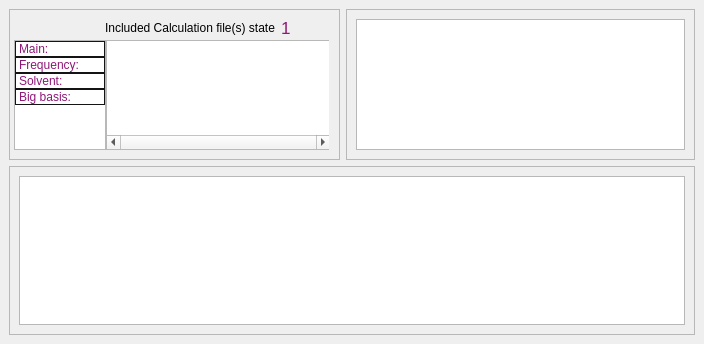
Above: src/main/python/UIs/AnalyseWindow.ui from isaksengeir/REACT before the change. Below: the same form after it.
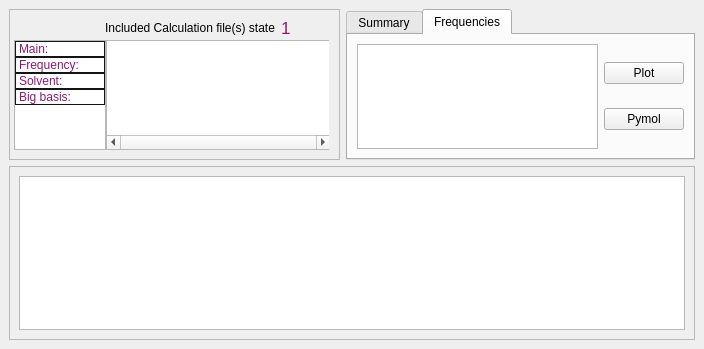
That is the form after the change. Icons and pictures are not drawn.

Commit message: AnalyseCalc.py - frequencies in list: check.

What changed in the file:
```diff
--- a/src/main/python/UIs/AnalyseWindow.ui
+++ b/src/main/python/UIs/AnalyseWindow.ui
@@ -7,7 +7,7 @@
     <x>0</x>
     <y>0</y>
     <width>704</width>
-    <height>344</height>
+    <height>349</height>
    </rect>
   </property>
   <property name="windowTitle">
@@ -23,33 +23,9 @@
    <layout class="QVBoxLayout" name="verticalLayout">
     <item>
      <layout class="QGridLayout" name="gridLayout_3">
-      <item row="0" column="1">
-       <widget class="QFrame" name="frame_3">
-        <property name="minimumSize">
-         <size>
-          <width>331</width>
-          <height>151</height>
-         </size>
-        </property>
-        <property name="maximumSize">
-         <size>
-          <width>16777215</width>
-          <height>151</height>
-         </size>
-        </property>
-        <property name="frameShape">
-         <enum>QFrame::StyledPanel</enum>
-        </property>
-        <property name="frameShadow">
-         <enum>QFrame::Raised</enum>
-        </property>
-        <layout class="QVBoxLayout" name="verticalLayout_2">
-         <item>
-          <widget class="QListWidget" name="list_absolute_val"/>
-         </item>
-        </layout>
-       </widget>
-      </item>
+      <property name="spacing">
+       <number>-1</number>
+      </property>
       <item row="0" column="0">
        <widget class="QFrame" name="frame">
         <property name="minimumSize">
@@ -366,6 +342,85 @@
         </widget>
        </widget>
       </item>
+      <item row="0" column="1">
+       <widget class="QTabWidget" name="tabWidget">
+        <property name="maximumSize">
+         <size>
+          <width>16777215</width>
+          <height>151</height>
+         </size>
+        </property>
+        <property name="currentIndex">
+         <number>1</number>
+        </property>
+        <widget class="QWidget" name="tab">
+         <attribute name="title">
+          <string>Summary</string>
+         </attribute>
+         <layout class="QVBoxLayout" name="verticalLayout_4">
+          <item>
+           <widget class="QPlainTextEdit" name="text_state_values">
+            <property name="minimumSize">
+             <size>
+              <width>0</width>
+              <height>110</height>
+             </size>
+            </property>
+            <property name="font">
+             <font>
+              <family>Arial</family>
+             </font>
+            </property>
+            <property name="readOnly">
+             <bool>true</bool>
+            </property>
+           </widget>
+          </item>
+         </layout>
+        </widget>
+        <widget class="QWidget" name="tab_2">
+         <attribute name="title">
+          <string>Frequencies</string>
+         </attribute>
+         <layout class="QVBoxLayout" name="verticalLayout_5">
+          <item>
+           <layout class="QGridLayout" name="gridLayout_5">
+            <item row="0" column="0">
+             <widget class="QListWidget" name="list_frequencies">
+              <property name="font">
+               <font>
+                <family>Courier</family>
+               </font>
+              </property>
+              <property name="layoutDirection">
+               <enum>Qt::LeftToRight</enum>
+              </property>
+             </widget>
+            </item>
+            <item row="0" column="1">
+             <layout class="QGridLayout" name="gridLayout_4">
+              <item row="0" column="0">
+               <widget class="QPushButton" name="button_plot_frq">
+                <property name="text">
+                 <string>Plot</string>
+                </property>
+               </widget>
+              </item>
+              <item row="1" column="0">
+               <widget class="QPushButton" name="button_frq_pymol">
+                <property name="text">
+                 <string>Pymol</string>
+                </property>
+               </widget>
+              </item>
+             </layout>
+            </item>
+           </layout>
+          </item>
+         </layout>
+        </widget>
+       </widget>
+      </item>
       <item row="1" column="0" colspan="2">
        <widget class="QFrame" name="frame_2">
         <property name="minimumSize">
@@ -388,7 +443,16 @@
         </property>
         <layout class="QVBoxLayout" name="verticalLayout_3">
          <item>
-          <widget class="QListWidget" name="list_relative_val"/>
+          <widget class="QPlainTextEdit" name="text_relative_values">
+           <property name="font">
+            <font>
+             <family>Arial</family>
+            </font>
+           </property>
+           <property name="readOnly">
+            <bool>true</bool>
+           </property>
+          </widget>
          </item>
         </layout>
        </widget>
```
The commit also changes 4 other files.
